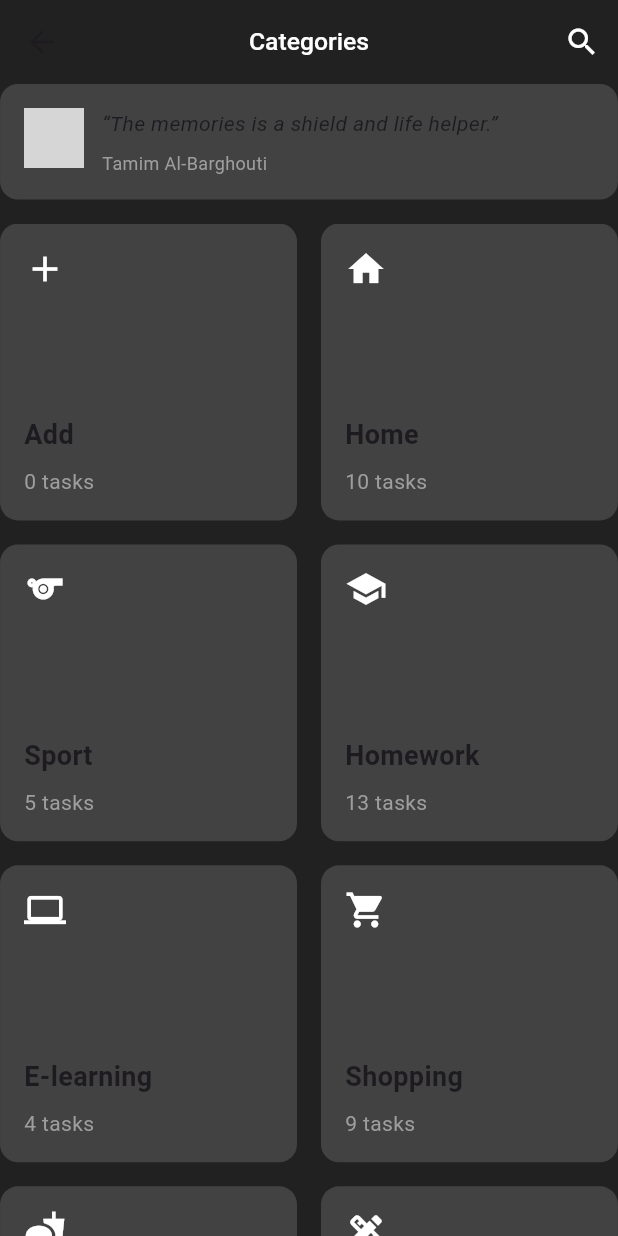
After one commit to hijasahamed/Mimo-ToDo, a Flutter app: the CategoriesScreen screen opened directly, on a phone screen of 412 x 824 dp. The commit adds this screen. Run offline on Flutter 3.47's test engine with Material 3 defaults, Android fonts, the phone set to English and light mode, and no system bars; our stand-ins replace cloud_firestore, connectivity, firebase_auth, firebase_core, get, shared_preferences; accounts and stored records are empty; grey boxes are pictures that could not be loaded.

Commit message:
screen:categories screen creation

```diff
--- a/lib/controller/splash_screen_controller.dart
+++ b/lib/controller/splash_screen_controller.dart
@@ -2,13 +2,13 @@ import 'package:connectivity/connectivity.dart';
 import 'package:flutter/material.dart';
 import 'package:get/get.dart';
 import 'package:mimo_flutter_app/main.dart';
-import 'package:mimo_flutter_app/view/screens/home_screen/home_screen.dart';
+import 'package:mimo_flutter_app/view/screens/categories_screen/categories_screen.dart';
 import 'package:mimo_flutter_app/view/screens/login_screen/login_screen.dart';
 import 'package:shared_preferences/shared_preferences.dart';
 
 class SplashScreenController extends GetxController{
 
-
+  // Fun to check if user is loggedin
   Future<void> checkIfUserLogedin(context) async{
     // sharedpreference & connectivity instances
     final sharedPref = await SharedPreferences.getInstance();
@@ -30,7 +30,7 @@ class SplashScreenController extends GetxController{
     }
     else if(isLogedin == true){
       await Future.delayed(const Duration(milliseconds: 1500));
-      Get.offAll(() => const HomeScreen());
+      Get.offAll(() => CategoriesScreen(screenSize: MediaQuery.of(Get.context!).size,));
     }
     else if(isLogedin == false){
       await Future.delayed(const Duration(milliseconds: 1500));
--- /dev/null
+++ b/lib/model/user_data_model.dart
@@ -0,0 +1,6 @@
+class UserData {
+  final String uid;
+  final String name;
+  final String email;
+  UserData({required this.uid,required this.email, required this.name});
+}
--- /dev/null
+++ b/lib/view/screens/categories_screen/categories_screen.dart
@@ -0,0 +1,115 @@
+import 'package:flutter/material.dart';
+import 'package:mimo_flutter_app/view/widgets/mimo_text_widget/mimo_text_widget.dart';
+
+class CategoriesScreen extends StatelessWidget {
+  const CategoriesScreen({super.key,required this.screenSize});
+  final Size screenSize;
+  @override
+  Widget build(BuildContext context) {
+    return Scaffold(
+      backgroundColor: const Color.fromARGB(255, 28, 36, 47),
+      appBar: AppBar(
+        elevation: 0,
+        backgroundColor: Colors.grey[900],
+        centerTitle: true,
+        title: MimoTextWidget(text: 'Categories', color: Colors.white, size: screenSize.width/25, weight: FontWeight.w500),
+        actions: [
+          IconButton(
+            icon: const Icon(Icons.search,color: Colors.white,),
+            onPressed: () {},
+          ),
+        ],
+      ),
+      body: Container(
+        color: Colors.grey[900],
+        padding: EdgeInsets.symmetric(horizontal:  0.05),
+        child: Column(
+          children: [
+            Container(
+              padding: EdgeInsets.all(16),
+              margin: EdgeInsets.only(bottom: 16),
+              decoration: BoxDecoration(
+                color: Colors.grey[800],
+                borderRadius: BorderRadius.circular(12),
+              ),
+              child: Row(
+                crossAxisAlignment: CrossAxisAlignment.start,
+                children: [
+                  CircleAvatar(
+                    radius: 20,
+                    backgroundImage: AssetImage('assets/quote_avatar.png'), // Replace with your image
+                  ),
+                  SizedBox(width: 12),
+                  Expanded(
+                    child: Column(
+                      crossAxisAlignment: CrossAxisAlignment.start,
+                      children: [
+                        Text(
+                          '“The memories is a shield and life helper.”',
+                          style: TextStyle(
+                            fontSize: 14,
+                            fontStyle: FontStyle.italic,
+                          ),
+                        ),
+                        SizedBox(height: 8),
+                        Text(
+                          'Tamim Al-Barghouti',
+                          style: TextStyle(fontSize: 12, color: Colors.grey),
+                        ),
+                      ],
+                    ),
+                  ),
+                ],
+              ),
+            ),
+            Expanded(
+              child: GridView.count(
+                crossAxisCount: 2,
+                crossAxisSpacing: 16,
+                mainAxisSpacing: 16,
+                children: [
+                  _buildCategoryCard(Icons.add, "Add", "0 tasks"),
+                  _buildCategoryCard(Icons.home, "Home", "10 tasks"),
+                  _buildCategoryCard(Icons.sports, "Sport", "5 tasks"),
+                  _buildCategoryCard(Icons.school, "Homework", "13 tasks"),
+                  _buildCategoryCard(Icons.computer, "E-learning", "4 tasks"),
+                  _buildCategoryCard(Icons.shopping_cart, "Shopping", "9 tasks"),
+                  _buildCategoryCard(Icons.fastfood, "Food", "1 task"),
+                  _buildCategoryCard(Icons.design_services, "Design", "3 tasks"),
+                ],
+              ),
+            ),
+          ],
+        ),
+      ),
+    );
+  }
+
+  Widget _buildCategoryCard(IconData icon, String title, String subtitle) {
+    return Container(
+      decoration: BoxDecoration(
+        color: Colors.grey[800],
+        borderRadius: BorderRadius.circular(12),
+      ),
+      child: Padding(
+        padding: const EdgeInsets.all(16),
+        child: Column(
+          crossAxisAlignment: CrossAxisAlignment.start,
+          children: [
+            Icon(icon, size: 28, color: Colors.white),
+            Spacer(),
+            Text(
+              title,
+              style: TextStyle(fontSize: 18, fontWeight: FontWeight.bold),
+            ),
+            SizedBox(height: 8),
+            Text(
+              subtitle,
+              style: TextStyle(color: Colors.grey, fontSize: 14),
+            ),
+          ],
+        ),
+      ),
+    );
+  }
+}
--- a/lib/view/screens/login_screen/login_screen.dart
+++ b/lib/view/screens/login_screen/login_screen.dart
@@ -14,7 +14,7 @@ class LoginScreen extends StatelessWidget {
   Widget build(BuildContext context) {
     final LoginAccountController loginAccountController = Get.put(LoginAccountController());
     return Scaffold(
-      backgroundColor: const Color.fromARGB(255, 28, 36, 47),
+
       body: SafeArea(
         child: SingleChildScrollView(
           child: Padding(
```
Also changed, not shown: lib/controller/create_account_controller.dart (+8 -2 lines), lib/controller/firebase_controller.dart (added, +35 -0 lines), lib/controller/login_account_controller.dart (+9 -2 lines), lib/view/screens/forgot_password_screen/forgot_password_screen.dart (+1 -59 lines), lib/view/screens/home_screen/home_screen.dart (deleted, +0 -14 lines), lib/view/widgets/forgot_password_screen_widget/forgot_email_texfield_widget.dart (added, +62 -0 lines).
